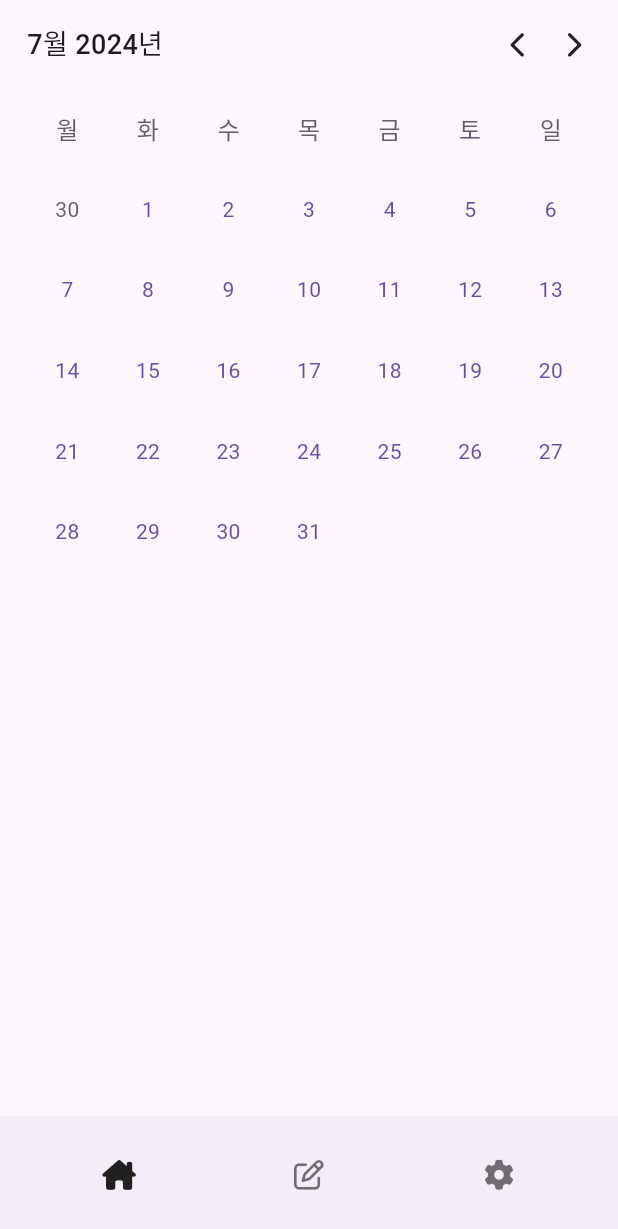
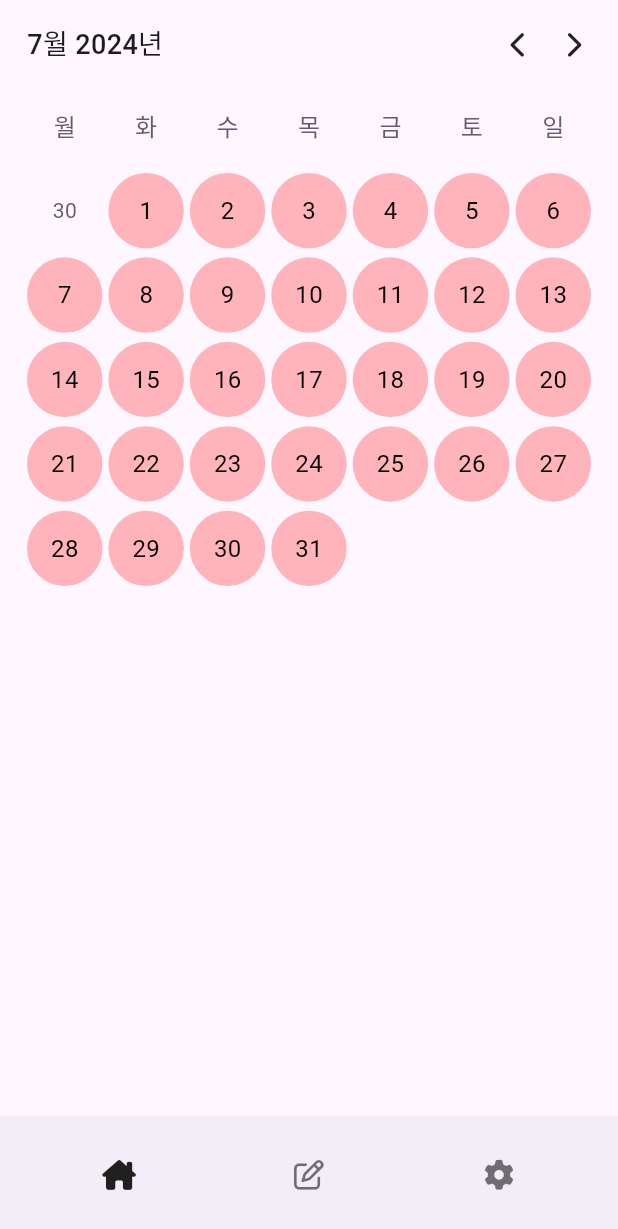
Before and after one commit to GyuJae/story_app, a Flutter app: the MoodTrackerHomePage screen opened by its route, on a phone screen of 412 x 824 dp. Shown: the top 1229 px of the screen. Run offline on Flutter 3.47's test engine with Material 3 defaults, Android fonts, the phone set to English and light mode, and no system bars; our stand-ins replace dartz, equatable, firebase_auth, firebase_core, flutter_riverpod, font_awesome_flutter and 3 more; accounts and stored records are empty; generated files the repository leaves out were written again.

Commit message:
feat: mood calendar day item

```diff
--- a/lib/config/routes.dart
+++ b/lib/config/routes.dart
@@ -3,6 +3,7 @@ import 'package:go_router/go_router.dart';
 import 'package:story_app/features/authentication/presentations/pages/login/login_page.dart';
 import 'package:story_app/features/authentication/presentations/pages/sign_up/sign_up_page.dart';
 import 'package:story_app/features/authentication/presentations/provider/get_current_user.dart';
+import 'package:story_app/features/mood_tracker/presentation/pages/mood_tracker_detail_page.dart';
 import 'package:story_app/features/mood_tracker/presentation/pages/mood_tracker_home_page.dart';
 
 final routerProvider = Provider(
@@ -32,6 +33,13 @@ final routerProvider = Provider(
             return null;
           },
         ),
+        GoRoute(
+          path: MoodTrackerDetailPage.routePath,
+          name: MoodTrackerDetailPage.routeName,
+          builder: (_, state) => MoodTrackerDetailPage(
+            id: state.pathParameters['id'] ?? '',
+          ),
+        ),
       ],
     );
   },
--- /dev/null
+++ b/lib/core/constants/mood.dart
@@ -0,0 +1,39 @@
+import 'package:flutter/material.dart';
+
+enum EnumMood implements Comparable<EnumMood> {
+  veryBad(value: 1, name: '매우 나쁨', color: Color(0xFFFFB3BA)),
+  bad(value: 2, name: '슬픔', color: Color(0xFFB2C9E2)),
+  normal(value: 3, name: '보통', color: Color(0xFFB3E5CC)),
+  good(value: 4, name: '좋음', color: Color(0xFFB2E4F2)),
+  veryGood(value: 5, name: '행복', color: Color(0xFFFFFFB3));
+
+  const EnumMood({
+    required this.value,
+    required this.name,
+    required this.color,
+  });
+
+  final int value;
+  final String name;
+  final Color color;
+
+  @override
+  int compareTo(EnumMood other) => value.compareTo(other.value);
+
+  static EnumMood of(int value) {
+    switch (value) {
+      case 1:
+        return EnumMood.veryBad;
+      case 2:
+        return EnumMood.bad;
+      case 3:
+        return EnumMood.normal;
+      case 4:
+        return EnumMood.good;
+      case 5:
+        return EnumMood.veryGood;
+      default:
+        throw ArgumentError('적절하지 않은 값입니다.');
+    }
+  }
+}
--- a/lib/core/constants/week.dart
+++ b/lib/core/constants/week.dart
@@ -1,18 +1,18 @@
 enum EnumWeek implements Comparable<EnumWeek> {
-  monday(weekIndex: 1, name: '월요일'),
-  tuesday(weekIndex: 2, name: '화요일'),
-  wednesday(weekIndex: 3, name: '수요일'),
-  thursday(weekIndex: 4, name: '목요일'),
-  friday(weekIndex: 5, name: '금요일'),
-  saturday(weekIndex: 6, name: '토요일'),
-  sunday(weekIndex: 7, name: '일요일');
+  monday(value: 1, name: '월요일'),
+  tuesday(value: 2, name: '화요일'),
+  wednesday(value: 3, name: '수요일'),
+  thursday(value: 4, name: '목요일'),
+  friday(value: 5, name: '금요일'),
+  saturday(value: 6, name: '토요일'),
+  sunday(value: 7, name: '일요일');
 
   const EnumWeek({
-    required this.weekIndex,
+    required this.value,
     required this.name,
   });
 
-  final int weekIndex;
+  final int value;
   final String name;
 
   String getShortName() {
@@ -20,5 +20,5 @@ enum EnumWeek implements Comparable<EnumWeek> {
   }
 
   @override
-  int compareTo(EnumWeek other) => weekIndex.compareTo(other.weekIndex);
+  int compareTo(EnumWeek other) => value.compareTo(other.value);
 }
--- /dev/null
+++ b/lib/features/mood_tracker/data/models/mood_entry.dart
@@ -0,0 +1,23 @@
+import 'package:flutter/material.dart';
+import 'package:story_app/core/constants/mood.dart';
+import 'package:story_app/features/mood_tracker/domain/entities/mood_entry.dart';
+
+class MoodEntryModel extends MoodEntryEntity {
+  const MoodEntryModel({
+    required super.id,
+    required super.status,
+    required super.date,
+  });
+
+  factory MoodEntryModel.fromJson(Map<String, dynamic> json) {
+    return MoodEntryModel(
+      id: json['id'],
+      status: json['status'],
+      date: DateTime.parse(json['date']),
+    );
+  }
+
+  Color getStatusColor() {
+    return EnumMood.of(super.status).color;
+  }
+}
--- /dev/null
+++ b/lib/features/mood_tracker/domain/entities/mood_entry.dart
@@ -0,0 +1,16 @@
+import 'package:equatable/equatable.dart';
+
+class MoodEntryEntity extends Equatable {
+  final String id;
+  final int status;
+  final DateTime date;
+
+  const MoodEntryEntity({
+    required this.id,
+    required this.status,
+    required this.date,
+  });
+
+  @override
+  List<Object?> get props => [id, status, date];
+}
--- /dev/null
+++ b/lib/features/mood_tracker/presentation/pages/mood_tracker_detail_page.dart
@@ -0,0 +1,22 @@
+import 'package:flutter/material.dart';
+
+class MoodTrackerDetailPage extends StatelessWidget {
+  static const String routePath = '/mood-tracker-detail/:id';
+  static const String routeName = 'mood-tracker-detail-page';
+
+  const MoodTrackerDetailPage({
+    super.key,
+    required this.id,
+  });
+
+  final String id;
+
+  @override
+  Widget build(BuildContext context) {
+    return Scaffold(
+      appBar: AppBar(
+        title: Text('Mood Tracker Detail Page $id'),
+      ),
+    );
+  }
+}
--- a/lib/features/mood_tracker/presentation/widgets/mood_tracker_calendar.dart
+++ b/lib/features/mood_tracker/presentation/widgets/mood_tracker_calendar.dart
@@ -1,9 +1,12 @@
+import 'dart:math';
+
 import 'package:flutter/material.dart';
 import 'package:flutter_riverpod/flutter_riverpod.dart';
 import 'package:font_awesome_flutter/font_awesome_flutter.dart';
 import 'package:gap/gap.dart';
 import 'package:story_app/core/constants/sizes.dart';
 import 'package:story_app/core/constants/week.dart';
+import 'package:story_app/features/mood_tracker/data/models/mood_entry.dart';
 import 'package:story_app/features/mood_tracker/presentation/providers/selected_month.dart';
 import 'package:story_app/features/mood_tracker/presentation/widgets/mood_tracker_calendar_item.dart';
 
@@ -28,13 +31,27 @@ class MoodTrackerCalendar extends ConsumerWidget {
   }
 
   GridView _buildCalendar(BuildContext context, SelectedMonth selectedMonth) {
-    return GridView.count(
-      crossAxisCount: _daysInWeek,
-      children: [
-        for (final week in EnumWeek.values) _buildWeek(context, week),
-        ..._buildPrevMonthDays(context, selectedMonth),
-        ..._buildCurrentMonthDays(context, selectedMonth),
-      ],
+    return GridView.builder(
+      physics: const NeverScrollableScrollPhysics(),
+      gridDelegate: const SliverGridDelegateWithFixedCrossAxisCount(
+        crossAxisCount: _daysInWeek,
+        crossAxisSpacing: Sizes.size4,
+        mainAxisSpacing: Sizes.size6,
+      ),
+      itemCount: _daysInWeek +
+          selectedMonth.startOfWeek() +
+          selectedMonth.endOfMonth(),
+      itemBuilder: (context, index) {
+        if (index < _daysInWeek) {
+          return _buildWeek(context, EnumWeek.values[index]);
+        } else if (index < _daysInWeek + selectedMonth.startOfWeek()) {
+          return _buildPrevMonthDays(
+              context, selectedMonth)[index - _daysInWeek];
+        } else {
+          return _buildCurrentMonthDays(context, selectedMonth)[
+              index - _daysInWeek - selectedMonth.startOfWeek()];
+        }
+      },
     );
   }
 
@@ -44,7 +61,18 @@ class MoodTrackerCalendar extends ConsumerWidget {
       selectedMonth.endOfMonth(),
       (index) {
         final day = index + 1;
-        return MoodTrackerCalendarItem(day: day);
+        final random = Random().nextInt(5) + 1;
+        return MoodTrackerCalendarItem(
+          day: day,
+          // TODO change fetch data
+          moodEntryModel: MoodEntryModel.fromJson(
+            {
+              'id': "1",
+              'status': random,
+              'date': '2022-01-01',
+            },
+          ),
+        );
       },
     );
   }
--- a/lib/features/mood_tracker/presentation/widgets/mood_tracker_calendar_item.dart
+++ b/lib/features/mood_tracker/presentation/widgets/mood_tracker_calendar_item.dart
@@ -1,22 +1,39 @@
 import 'package:flutter/material.dart';
+import 'package:go_router/go_router.dart';
 import 'package:story_app/core/constants/sizes.dart';
+import 'package:story_app/features/mood_tracker/data/models/mood_entry.dart';
+import 'package:story_app/features/mood_tracker/presentation/pages/mood_tracker_detail_page.dart';
 
 class MoodTrackerCalendarItem extends StatelessWidget {
   const MoodTrackerCalendarItem({
     super.key,
     required this.day,
+    required this.moodEntryModel,
   });
 
-  final int day;
+  final int day; // TODO REMOVE -> change to MoodEntryEntity
+  final MoodEntryModel moodEntryModel; // TODO Nullable
 
   @override
   Widget build(BuildContext context) {
-    return Center(
-      child: Text(
-        '$day',
-        style: TextStyle(
-          fontSize: Sizes.size14,
-          color: Theme.of(context).colorScheme.primary,
+    return GestureDetector(
+      onTap: () {
+        context.pushNamed(MoodTrackerDetailPage.routeName,
+            pathParameters: <String, String>{'id': moodEntryModel.id});
+      },
+      child: Container(
+        decoration: BoxDecoration(
+          color: moodEntryModel.getStatusColor(),
+          shape: BoxShape.circle,
+        ),
+        child: Center(
+          child: Text(
+            '$day',
+            style: const TextStyle(
+              fontSize: Sizes.size16,
+              color: Colors.black,
+            ),
+          ),
         ),
       ),
     );
```
